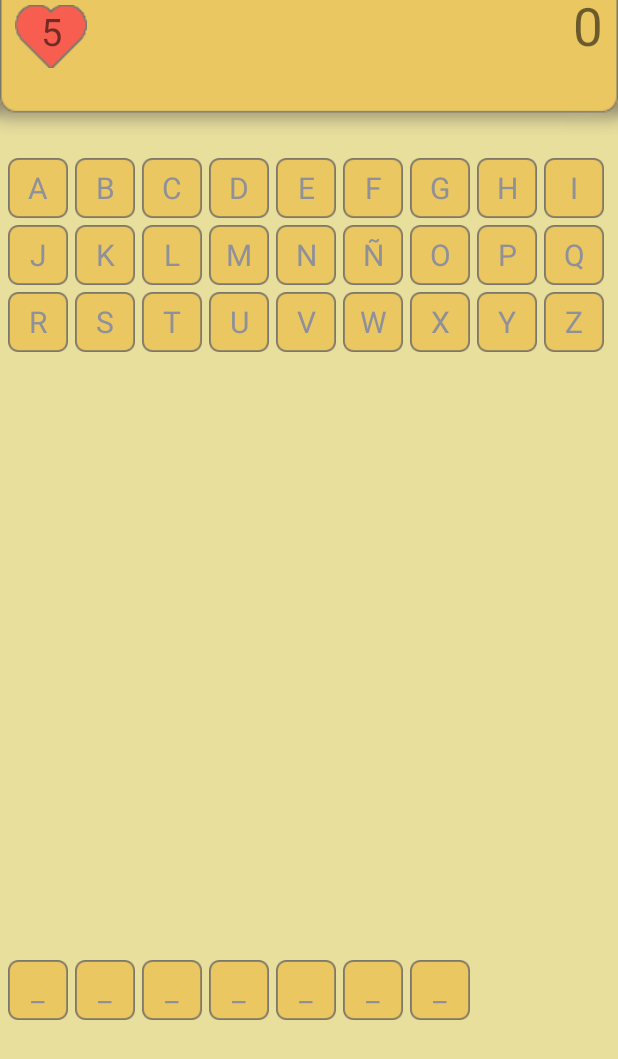
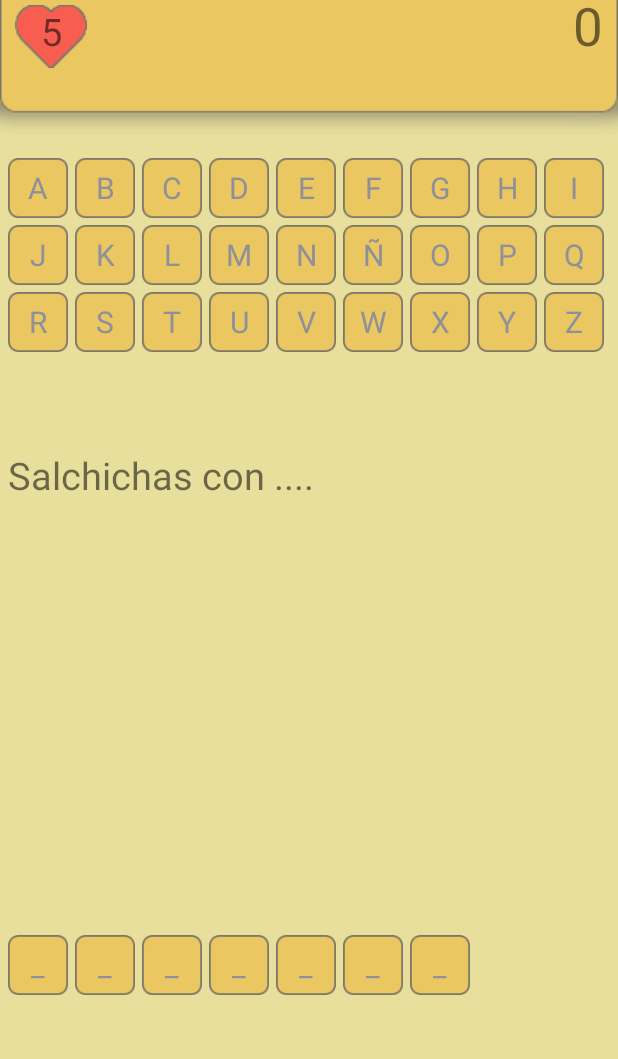
Before and after one commit to gianafrancisco/game-get-the-word, an Android app: the screen it shows after launch (MainActivity), after a tap on "NUEVO JUEGO", on a phone screen of 412 x 824 dp. Shown: the top 1059 px of the screen. Run offline under Robolectric (Android 15) with nearby library versions, the phone set to English and light mode, and no system bars.

Commit message:
Added level definition.

```diff
--- a/app/src/main/java/org/fransis/game/words/Game.java
+++ b/app/src/main/java/org/fransis/game/words/Game.java
@@ -172,4 +172,8 @@ public class Game {
             throw new RuntimeException("Callback is null");
 
     }
+
+    public String getLevelDefinition(){
+        return mCurrent.getDefinition();
+    }
 }
--- a/app/src/main/java/org/fransis/game/words/GameFragment.java
+++ b/app/src/main/java/org/fransis/game/words/GameFragment.java
@@ -34,6 +34,7 @@ public class GameFragment extends Fragment implements GameCallback {
     private Player mPlayer = null;
     private GridView mGridView = null;
     private TextView mTvCurrent = null;
+    private TextView mTvDefinition = null;
     private AnimationSet mAnimationIn = null;
     private AnimationSet mAnimationOut = null;
     private ValueAnimator mScoreAnimator = null;
@@ -86,6 +87,7 @@ public class GameFragment extends Fragment implements GameCallback {
         mGridViewResult = (GridView) inflate.findViewById(R.id.gridview_result);
         mHudAttempts = (LinearLayout) inflate.findViewById(R.id.hud_attempts);
         mHudScore = (TextView) inflate.findViewById(R.id.hud_score);
+        mTvDefinition = (TextView) inflate.findViewById(R.id.textview_definition);
         mHudAttemptsText = (TextView) inflate.findViewById(R.id.hud_attempts_text);
         mGridView.setOnItemClickListener(mListenerClickChar);
 
@@ -98,6 +100,7 @@ public class GameFragment extends Fragment implements GameCallback {
 
     public void startLevel() {
         drawNTry();
+        mTvDefinition.setText(mGame.getLevelDefinition());
         mHudAttempts.setVisibility(View.VISIBLE);
         String word = mGame.getWord();
         mAdapterResult = new ArrayAdapter<>(mContext, R.layout.item, R.id.item_id);
--- a/app/src/main/java/org/fransis/game/words/Level.java
+++ b/app/src/main/java/org/fransis/game/words/Level.java
@@ -4,10 +4,12 @@ public class Level {
     public static final String DEFAULT_ALPHABET = "abcdefghijklmnñopqrstuvwxyz".toUpperCase();
     private String alphabet;
     private String secretWord;
+    private String definition;
 
-    public Level(String alphabet, String secretWord) {
+    public Level(String alphabet, String secretWord, String definition) {
         this.alphabet = alphabet;
         this.secretWord = secretWord;
+        this.definition = definition;
     }
 
     public String getAlphabet() {
@@ -17,4 +19,8 @@ public class Level {
     public String getSecretWord() {
         return secretWord;
     }
+
+    public String getDefinition() {
+        return definition;
+    }
 }
--- a/app/src/main/java/org/fransis/game/words/MainActivity.java
+++ b/app/src/main/java/org/fransis/game/words/MainActivity.java
@@ -105,13 +105,15 @@ public class MainActivity extends AppCompatActivity implements
 
     @Override
     public void onNextLevelClicked() {
-        mGame.reset(mLevelRepository.getNextLevel());
+        Level level = mLevelRepository.getNextLevel();
+        mGame.reset(level);
         mGameFragment.startLevel();
     }
 
     @Override
     public void onRestartLevelClicked() {
-        mGame.reset(mLevelRepository.getLevel());
+        Level level = mLevelRepository.getLevel();
+        mGame.reset(level);
         mGameFragment.startLevel();
     }
 
--- a/app/src/main/java/org/fransis/game/words/MemoryRepository.java
+++ b/app/src/main/java/org/fransis/game/words/MemoryRepository.java
@@ -11,16 +11,16 @@ public class MemoryRepository implements LevelRepository {
     public MemoryRepository (){
         level = 0;
         levels = new ArrayList<>();
-        levels.add(new Level(Level.DEFAULT_ALPHABET, "Chucrut".toUpperCase()));
-        levels.add(new Level(Level.DEFAULT_ALPHABET, "Amor".toUpperCase()));
-        levels.add(new Level(Level.DEFAULT_ALPHABET, "Auto".toUpperCase()));
-        levels.add(new Level(Level.DEFAULT_ALPHABET, "Perro".toUpperCase()));
-        levels.add(new Level(Level.DEFAULT_ALPHABET, "Musica".toUpperCase()));
-        levels.add(new Level(Level.DEFAULT_ALPHABET, "Pajaro".toUpperCase()));
-        levels.add(new Level(Level.DEFAULT_ALPHABET, "Expensa".toUpperCase()));
-        levels.add(new Level(Level.DEFAULT_ALPHABET, "Paisaje".toUpperCase()));
-        levels.add(new Level(Level.DEFAULT_ALPHABET, "Televisor".toUpperCase()));
-        levels.add(new Level(Level.DEFAULT_ALPHABET, "Matematica".toUpperCase()));
+        levels.add(new Level(Level.DEFAULT_ALPHABET, "Chucrut".toUpperCase(),"Salchichas con ...."));
+        levels.add(new Level(Level.DEFAULT_ALPHABET, "Amor".toUpperCase(), ""));
+        levels.add(new Level(Level.DEFAULT_ALPHABET, "Auto".toUpperCase(), ""));
+        levels.add(new Level(Level.DEFAULT_ALPHABET, "Perro".toUpperCase(), ""));
+        levels.add(new Level(Level.DEFAULT_ALPHABET, "Musica".toUpperCase(), ""));
+        levels.add(new Level(Level.DEFAULT_ALPHABET, "Pajaro".toUpperCase(), ""));
+        levels.add(new Level(Level.DEFAULT_ALPHABET, "Expensa".toUpperCase(), ""));
+        levels.add(new Level(Level.DEFAULT_ALPHABET, "Paisaje".toUpperCase(), ""));
+        levels.add(new Level(Level.DEFAULT_ALPHABET, "Televisor".toUpperCase(), ""));
+        levels.add(new Level(Level.DEFAULT_ALPHABET, "Matematica".toUpperCase(), ""));
 
     }
 
--- a/app/src/main/res/layout/fragment_game.xml
+++ b/app/src/main/res/layout/fragment_game.xml
@@ -78,7 +78,14 @@
                 android:gravity="center_vertical|center_horizontal"
                 >
             </GridView>
-
+            <TextView
+                android:id="@+id/textview_definition"
+                android:layout_width="match_parent"
+                android:layout_height="0dp"
+                android:layout_weight="5"
+                android:text="1234567890"
+                android:textSize="25sp"
+                />
             <GridView
                 android:id="@+id/gridview_result"
                 android:layout_width="match_parent"
@@ -89,7 +96,7 @@
                 android:stretchMode="none"
                 android:numColumns="auto_fit"
                 android:gravity="center_vertical|center_horizontal"
-                android:layout_weight="1"
+                android:layout_weight="3"
                 >
             </GridView>
         </LinearLayout>
```
